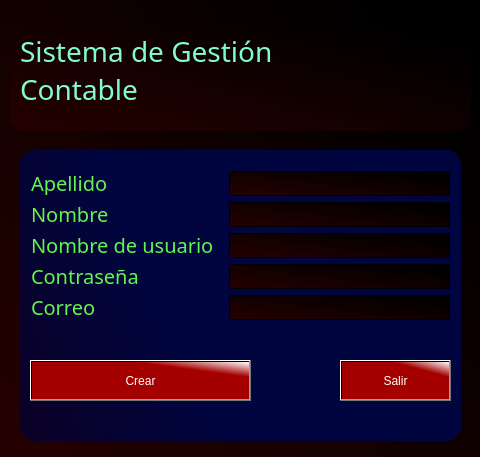
Before: the Qt Designer form ventana_crear_cuenta.ui in darkeruz/SGC_python, drawn with Qt 5.
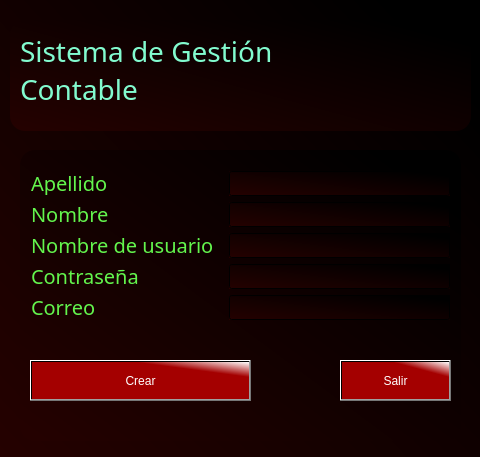
After: the same form once the commit is applied. Icons and pictures are not drawn.

Commit message: Cambie los colores de las ventanas...

Patch:
```diff
--- a/ventana_crear_cuenta.ui
+++ b/ventana_crear_cuenta.ui
@@ -41,13 +41,15 @@
 	width: 260px;
     height: 260px;
     border-radius: 15px;
-    background: qlineargradient(spread:pad, x1:0, y1:1, x2:0.445545, y2:0.863636, stop:0 rgba(11, 0, 37, 255), stop:1 rgba(0, 5, 64, 255));
+	
+	border-image: url(:/images/images/backgroundDarkRed.jpg);
     display: none;
 }
 
 QFrame#frame_top{
 	
-	background-image: url(:/images/images/darkBlueBackground.png);
+	
+	background-image: url(:/images/images/backgroundDarkRed.jpg);
 
 	border-radius: 15px;
 }
```
The commit also changes 3 other files.
